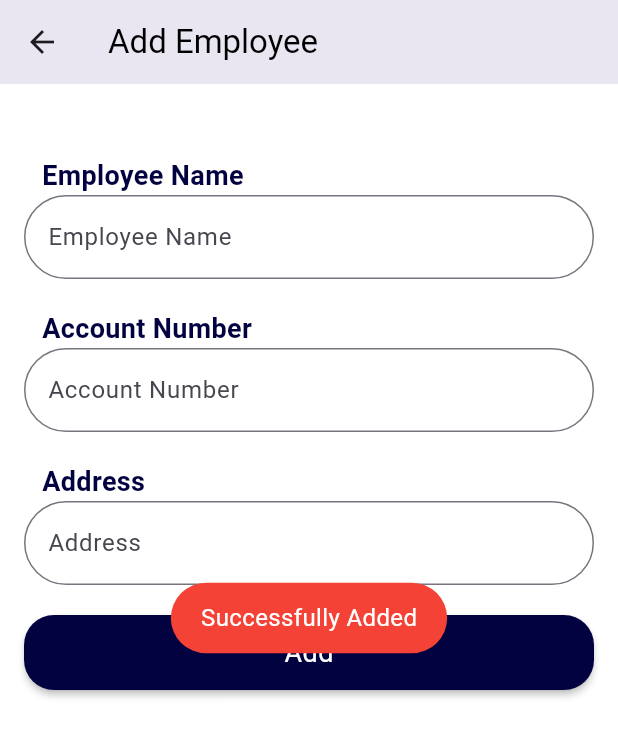
After one commit to bhagyanimash/MeterMate, a Flutter app: the AddEmployeePage screen opened by its route, after a tap on "Add", on a phone screen of 412 x 824 dp. The commit adds this screen. Shown: the top 737 px of the screen. Run offline on Flutter 3.47's test engine with Material 3 defaults, Android fonts, the phone set to English and light mode, and no system bars; our stand-ins replace cloud_firestore, firebase_auth, firebase_core, fluttertoast, image_picker, loading_animation_widget and 2 more; missing offline and left inert: flutter_barcode_scanner, google_ml_kit; accounts and stored records are empty.

Commit message:
created add_employee page to test firebase problem

```diff
--- a/lib/main.dart
+++ b/lib/main.dart
@@ -1,5 +1,6 @@
 import 'package:firebase_core/firebase_core.dart';
 import 'package:flutter/material.dart';
+import 'package:metermate/pages/add_employee.dart';
 import 'package:metermate/pages/bill_history_page.dart';
 import 'package:metermate/pages/bill_page.dart';
 import 'package:metermate/pages/pay_now_page.dart';
@@ -40,7 +41,8 @@ class MeterMate extends StatelessWidget {
         "qrGeneratorPage": (context) => const GenerateQRpage(),
         'billHistoryPage': (context) => const BillHistoryPage(),
         'billPage': (context) => const BillPage(),
-        'payNowPage': (context) => const PayNowPage()
+        'payNowPage': (context) => const PayNowPage(),
+        'addEmployee': (context) => const AddEmployeePage()
       },
     );
   }
--- /dev/null
+++ b/lib/pages/add_employee.dart
@@ -0,0 +1,160 @@
+import 'package:flutter/material.dart';
+import 'package:fluttertoast/fluttertoast.dart';
+
+import 'package:random_string/random_string.dart';
+import '../services/database.dart';
+
+class AddEmployeePage extends StatefulWidget {
+  const AddEmployeePage({super.key});
+
+  @override
+  State<AddEmployeePage> createState() => _AddEmployeePageState();
+}
+
+class _AddEmployeePageState extends State<AddEmployeePage> {
+  TextEditingController nameControler = new TextEditingController();
+  TextEditingController accControler = new TextEditingController();
+  TextEditingController addressControler = new TextEditingController();
+
+  @override
+  Widget build(BuildContext context) {
+    return Scaffold(
+      backgroundColor: Colors.white,
+      appBar: AppBar(
+        backgroundColor: Color.fromRGBO(233, 230, 242, 1.000),
+        title: const Text(
+          "Add Employee",
+          style: TextStyle(
+            color: Colors.black,
+          ),
+        ),
+      ),
+      body: SafeArea(
+          child: SingleChildScrollView(
+        child: Padding(
+          padding: const EdgeInsets.fromLTRB(16, 4, 16, 8),
+          child: Column(
+            mainAxisAlignment: MainAxisAlignment.center,
+            crossAxisAlignment: CrossAxisAlignment.start,
+            children: [
+              const SizedBox(
+                height: 44.0,
+              ),
+              const Padding(
+                padding: const EdgeInsets.only(left: 12.0),
+                child: Text(
+                  "Employee Name",
+                  style: TextStyle(
+                      fontSize: 18,
+                      color: Color.fromRGBO(3, 2, 64, 1.000),
+                      fontWeight: FontWeight.bold),
+                ),
+              ),
+              TextField(
+                controller: nameControler,
+                keyboardType: TextInputType.text,
+                decoration: InputDecoration(
+                  border: OutlineInputBorder(
+                    borderRadius: BorderRadius.circular(30),
+                  ),
+                  hintText: "Employee Name",
+                ),
+              ),
+              const SizedBox(
+                height: 20.0,
+              ),
+              const Padding(
+                padding: const EdgeInsets.only(left: 12.0),
+                child: Text(
+                  "Account Number",
+                  style: TextStyle(
+                      fontSize: 18,
+                      color: Color.fromRGBO(3, 2, 64, 1.000),
+                      fontWeight: FontWeight.bold),
+                ),
+              ),
+              TextField(
+                controller: accControler,
+                keyboardType: TextInputType.text,
+                decoration: InputDecoration(
+                  border: OutlineInputBorder(
+                    borderRadius: BorderRadius.circular(30),
+                  ),
+                  hintText: "Account Number",
+                ),
+              ),
+              const SizedBox(
+                height: 20.0,
+              ),
+              const Padding(
+                padding: const EdgeInsets.only(left: 12.0),
+                child: Text(
+                  "Address",
+                  style: TextStyle(
+                      fontSize: 18,
+                      color: Color.fromRGBO(3, 2, 64, 1.000),
+                      fontWeight: FontWeight.bold),
+                ),
+              ),
+              TextField(
+                controller: addressControler,
+                keyboardType: TextInputType.text,
+                decoration: InputDecoration(
+                  border: OutlineInputBorder(
+                    borderRadius: BorderRadius.circular(30),
+                  ),
+                  hintText: "Address",
+                ),
+              ),
+              const SizedBox(
+                height: 20.0,
+              ),
+              Center(
+                child: SizedBox(
+                  height: 50,
+                  width: 500,
+                  child: RawMaterialButton(
+                    fillColor: const Color.fromRGBO(3, 2, 64, 1.000),
+                    shape: RoundedRectangleBorder(
+                        borderRadius: BorderRadius.circular(20.0)),
+                    onPressed: () async {
+                      String Id = randomAlphaNumeric(10);
+                      Map<String, dynamic> employeeInfoMap = {
+                        "Id": Id,
+                        "Name": nameControler.text,
+                        "Account": accControler.text,
+                        "Adress": addressControler.text
+                      };
+                      await DatabaseMethods()
+                          .addEmployeeDetails(employeeInfoMap, Id)
+                          .then((value) {
+                        Fluttertoast.showToast(
+                            msg: "Successfully Added",
+                            toastLength: Toast.LENGTH_SHORT,
+                            gravity: ToastGravity.CENTER,
+                            timeInSecForIosWeb: 1,
+                            backgroundColor: Colors.red,
+                            textColor: Colors.white,
+                            fontSize: 16.0);
+                      });
+                    },
+                    child: const Text(
+                      "Add",
+                      style: TextStyle(
+                        color: Colors.white,
+                        fontSize: 18.0,
+                      ),
+                    ),
+                  ),
+                ),
+              ),
+              const SizedBox(
+                height: 20,
+              ),
+            ],
+          ),
+        ),
+      )),
+    );
+  }
+}
--- a/lib/services/database.dart
+++ b/lib/services/database.dart
@@ -1,6 +1,14 @@
 import 'package:cloud_firestore/cloud_firestore.dart';
 
 class DatabaseMethods {
+  Future addEmployeeDetails(
+      Map<String, dynamic> employeeInfoMap, String id) async {
+    return await FirebaseFirestore.instance
+        .collection("Employee")
+        .doc(id)
+        .set(employeeInfoMap);
+  }
+
   Future addUserDetails(Map<String, dynamic> userInfoMap, String id) async {
     try {
       return await FirebaseFirestore.instance
--- a/pubspec.yaml
+++ b/pubspec.yaml
@@ -17,9 +17,9 @@ dependencies:
 
 
   cupertino_icons: ^1.0.2
-  firebase_core: ^2.24.2
+  firebase_core: ^2.26.0
   firebase_analytics: ^10.8.0
-  cloud_firestore: ^4.14.0
+  cloud_firestore: ^4.15.7
   random_string: ^2.3.1
   fluttertoast: ^8.2.4
   firebase_auth: ^4.16.0
```
Also changed, not shown: pubspec.lock.
